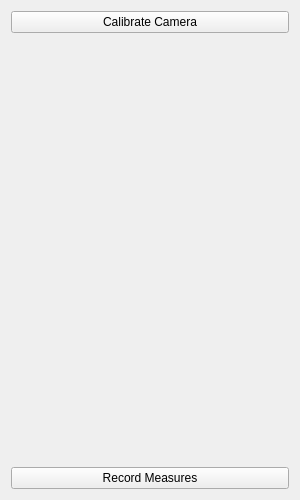
First picture: the form in mashes_measures/resources/measures.ui, repository jraraujo-aimen/mashes, before the edit.
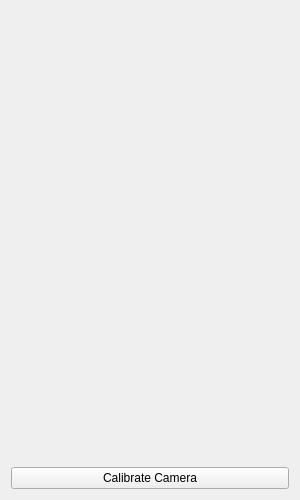
Second picture: the form after the edit.

Commit message: Added qt_display to measures to show images in the measures panel.

Diff of the .ui file:
```diff
--- a/mashes_measures/resources/measures.ui
+++ b/mashes_measures/resources/measures.ui
@@ -15,36 +15,6 @@
   </property>
   <layout class="QGridLayout" name="gridLayout">
    <item row="2" column="0">
-    <widget class="QPushButton" name="btnRecord">
-     <property name="minimumSize">
-      <size>
-       <width>0</width>
-       <height>0</height>
-      </size>
-     </property>
-     <property name="maximumSize">
-      <size>
-       <width>16777215</width>
-       <height>16777215</height>
-      </size>
-     </property>
-     <property name="font">
-      <font>
-       <pointsize>9</pointsize>
-       <weight>50</weight>
-       <italic>false</italic>
-       <bold>false</bold>
-      </font>
-     </property>
-     <property name="text">
-      <string>Record Measures</string>
-     </property>
-     <property name="checkable">
-      <bool>true</bool>
-     </property>
-    </widget>
-   </item>
-   <item row="1" column="0">
     <spacer name="verticalSpacer">
      <property name="orientation">
       <enum>Qt::Vertical</enum>
@@ -58,6 +28,9 @@
     </spacer>
    </item>
    <item row="0" column="0">
+    <layout class="QHBoxLayout" name="boxDisplay"/>
+   </item>
+   <item row="3" column="0">
     <widget class="QPushButton" name="btnCalibrate">
      <property name="text">
       <string>Calibrate Camera</string>
```
The commit also changes 5 other files.
